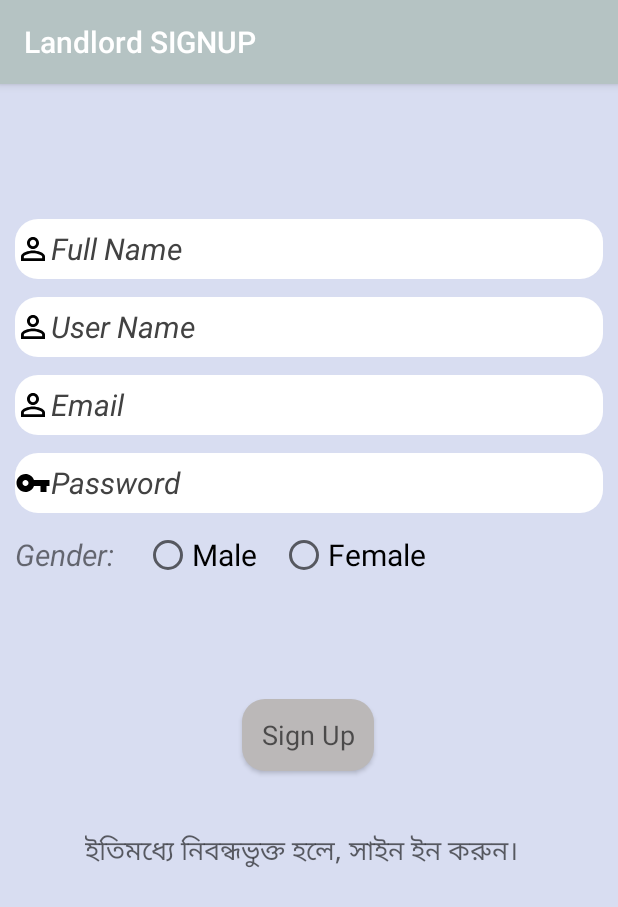
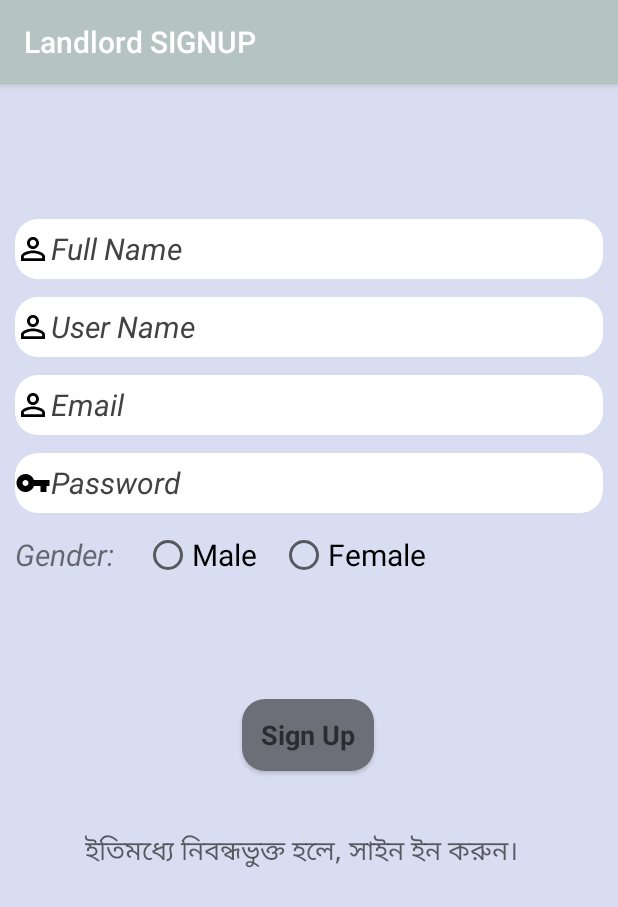
Before and after one commit to AbdullahAlMehediHira/Rento, an Android app: the SignUpLandlord screen opened directly, with no data from a screen before it, on a phone screen of 412 x 824 dp. Shown: the top 907 px of the screen. Run offline under Robolectric (Android 15) with nearby library versions, the phone set to English and light mode, and no system bars; our stand-ins replace Firebase (no records; nobody signed in at launch, a user with empty details on screens opened directly).

Commit message:
few changes

```diff
--- a/app/src/main/res/drawable/btn_round.xml
+++ b/app/src/main/res/drawable/btn_round.xml
@@ -1,7 +1,7 @@
 <?xml version="1.0" encoding="utf-8"?>
 <shape xmlns:android="http://schemas.android.com/apk/res/android"
     android:shape="rectangle">
-    <solid android:color="#BBB8B8"/>
+    <solid android:color="#6c6e78"/>
     <corners android:radius="15dp"/>
 
 
--- a/app/src/main/res/layout/activity_sign_in_landlord.xml
+++ b/app/src/main/res/layout/activity_sign_in_landlord.xml
@@ -43,6 +43,7 @@
         android:layout_height="wrap_content"
         android:background="@drawable/btn_round"
         android:layout_gravity="center"
+        android:textStyle="bold"
         android:layout_marginTop="20dp"
         android:text="@string/sign_in_button"
         android:textAppearance="@style/TextAppearance.AppCompat.Medium" />
--- a/app/src/main/res/layout/activity_sign_in_tenant.xml
+++ b/app/src/main/res/layout/activity_sign_in_tenant.xml
@@ -45,6 +45,7 @@
         android:layout_gravity="center"
         android:layout_marginTop="20dp"
         android:text="@string/sign_in_button"
+        android:textStyle="bold"
         android:textAppearance="@style/TextAppearance.AppCompat.Medium" />
 
     <TextView
--- a/app/src/main/res/layout/activity_sign_up_landlord.xml
+++ b/app/src/main/res/layout/activity_sign_up_landlord.xml
@@ -125,6 +125,7 @@
         android:layout_width="wrap_content"
         android:layout_height="wrap_content"
         android:background="@drawable/btn_round"
+        android:textStyle="bold"
         android:layout_marginTop="80dp"
         android:text="@string/sign_up_button"
         android:textAppearance="@style/TextAppearance.AppCompat.Medium"
--- a/app/src/main/res/layout/activity_sign_up_tenant.xml
+++ b/app/src/main/res/layout/activity_sign_up_tenant.xml
@@ -147,6 +147,7 @@
         android:layout_height="wrap_content"
         android:background="@drawable/btn_round"
         android:layout_marginTop="52dp"
+        android:textStyle="bold"
         android:text="@string/sign_up_button"
         android:textAppearance="@style/TextAppearance.AppCompat.Medium"
         app:layout_constraintEnd_toEndOf="parent"
--- a/app/src/main/res/layout/nav_landlord_header.xml
+++ b/app/src/main/res/layout/nav_landlord_header.xml
@@ -11,7 +11,7 @@
     <ImageView
         android:layout_width="wrap_content"
         android:layout_height="wrap_content"
-        android:src="@mipmap/ic_launcher_round"/>
+        android:src="@mipmap/ic_launcher"/>
 
     <TextView
         android:id="@+id/LandlordHeaderUsernameId"
```
